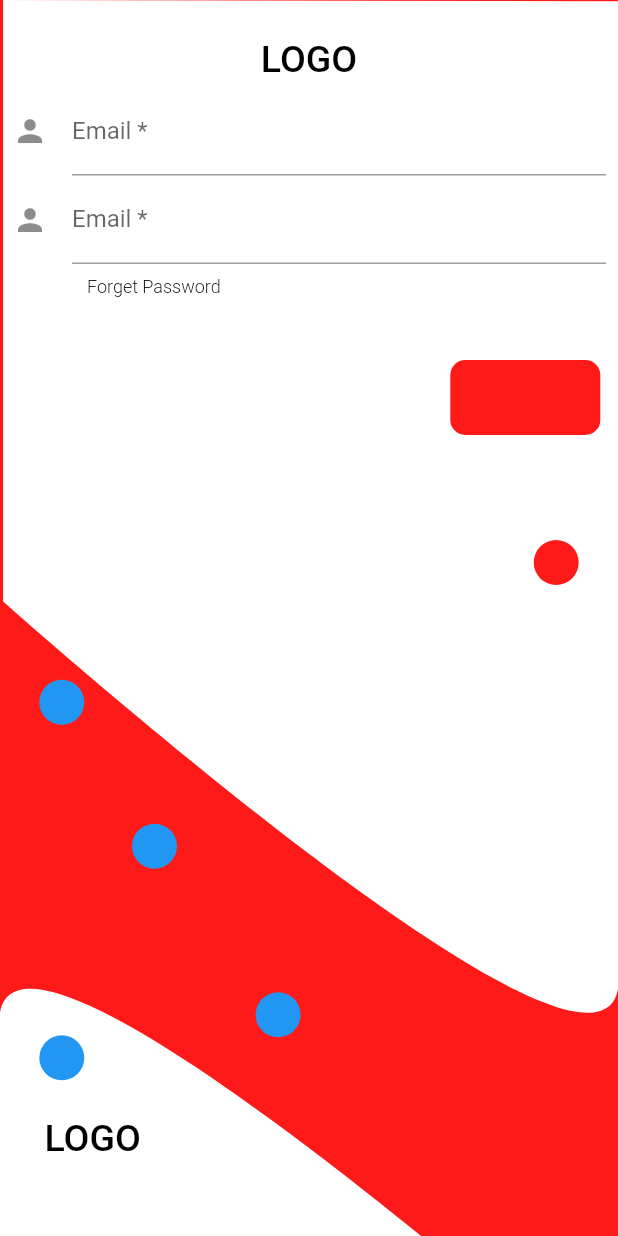
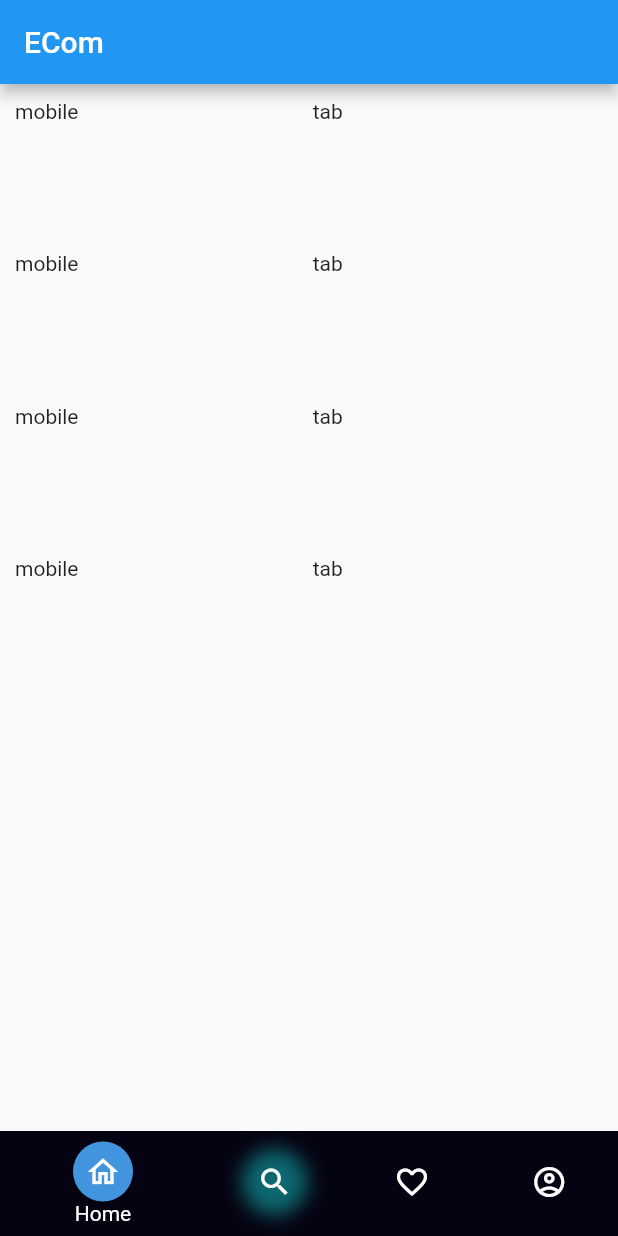
Before and after one commit to DGSwadesh/EcommersApp, a Flutter app: the screen it shows after launch, on a phone screen of 412 x 824 dp. Run offline on Flutter 3.47's test engine with Material 2 defaults, Android fonts, the phone set to English and light mode, and no system bars; our stand-ins replace flutter_screenutil, fluttertoast, get, google_fonts, shared_preferences.

```diff
--- a/lib/View/DashBoard/Dashboard.dart
+++ b/lib/View/DashBoard/Dashboard.dart
@@ -1,30 +1,127 @@
-import 'package:e_commerce_app/Controller/DemoController.dart';
+import 'package:e_commerce_app/View/DashBoard/homePage/homePage.dart';
+import 'package:e_commerce_app/View/DashBoard/profile/profile.dart';
+import 'package:e_commerce_app/util/constant.dart';
 import 'package:flutter/material.dart';
 import 'package:get/get.dart';
 
-class Dashbord extends StatefulWidget {
+class DashBoard extends StatefulWidget {
   @override
-  _DashbordState createState() => _DashbordState();
+  _DashBoardState createState() => _DashBoardState();
 }
 
-class _DashbordState extends State<Dashbord> {
-  var demoController = Get.put(DemoController());
+class _DashBoardState extends State<DashBoard> {
+  List<Widget> screenList = <Widget>[
+    Home(),
+    Profile(),
+    Home(),
+    Profile(),
+  ];
+
+  int _selectedIndex = 0;
+  void _onItemTapped(int index) {
+    setState(() {
+      _selectedIndex = index;
+    });
+  }
+
+  bool isSelectedIcon = true;
+
   @override
   Widget build(BuildContext context) {
-    return Obx(() {
-      print('dashbord.dart');
-      return Scaffold(
-        body: Container(
-          color: Colors.amber,
-          // child: Center(child: Text('DG TechyBusiness Welcome Screen')),
-          child: InkWell(
-              onTap: () {
-                demoController.initializeApplicationState();
-                // Get.to(Dashbord());
-              },
-              child: Center(child: Text(demoController.text.value))),
-        ),
-      );
-    });
+    return Scaffold(
+      backgroundColor: Colors.white,
+      bottomNavigationBar: BottomNavigationBar(
+        items: [
+          BottomNavigationBarItem(
+            backgroundColor: Color.fromRGBO(5, 3, 17, 1),
+            icon: _selectedIndex == 0
+                ? Container(
+                    padding: EdgeInsets.fromLTRB(8, 8, 8, 8),
+                    decoration: BoxDecoration(
+                      shape: BoxShape.circle,
+                      color: Color.fromRGBO(67, 148, 223, 1),
+                    ),
+                    child: Icon(Icons.home_outlined),
+                  )
+                : Icon(Icons.home_outlined),
+            title: Text(
+              'Home',
+              style: TextStyle(color: white, fontSize: 15),
+            ),
+          ),
+          BottomNavigationBarItem(
+            backgroundColor: Color.fromRGBO(5, 3, 17, 1),
+            // icon: Icon(Icons.search),
+            icon: _selectedIndex == 1
+                ? Container(
+                    padding: EdgeInsets.fromLTRB(8, 8, 8, 8),
+                    decoration: BoxDecoration(
+                      shape: BoxShape.circle,
+                      color: Color.fromRGBO(67, 148, 223, 1),
+                    ),
+                    child: Icon(Icons.search),
+                  )
+                : Container(
+                    decoration: BoxDecoration(
+                        borderRadius: BorderRadius.circular(30),
+                        boxShadow: [
+                          BoxShadow(
+                              color: Colors.cyanAccent.withOpacity(0.4),
+                              blurRadius: 10,
+                              spreadRadius: 10)
+                        ]),
+                    child: Icon(Icons.search)),
+            // label: 'Search',
+            title: Text(
+              'Search',
+              style: TextStyle(color: white, fontSize: 15),
+            ),
+          ),
+          BottomNavigationBarItem(
+            backgroundColor: Color.fromRGBO(5, 3, 17, 1),
+            // icon: Icon(Icons.favorite_border_outlined),
+            icon: _selectedIndex == 2
+                ? Container(
+                    padding: EdgeInsets.fromLTRB(8, 8, 8, 8),
+                    decoration: BoxDecoration(
+                      shape: BoxShape.circle,
+                      color: Color.fromRGBO(67, 148, 223, 1),
+                    ),
+                    child: Icon(Icons.favorite_border_outlined),
+                  )
+                : Icon(Icons.favorite_border_outlined),
+            title: Text(
+              'My Playlist',
+              style: TextStyle(color: white, fontSize: 15),
+            ),
+          ),
+          BottomNavigationBarItem(
+            backgroundColor: Color.fromRGBO(5, 3, 17, 1),
+            icon: _selectedIndex == 3
+                ? Container(
+                    padding: EdgeInsets.fromLTRB(8, 8, 8, 8),
+                    decoration: BoxDecoration(
+                      shape: BoxShape.circle,
+                      color: Color.fromRGBO(67, 148, 223, 1),
+                    ),
+                    child: Icon(Icons.account_circle_outlined),
+                  )
+                : Icon(Icons.account_circle_outlined),
+            // label: 'My Playlist',
+            title: Text(
+              'Connect',
+              style: TextStyle(color: white, fontSize: 15),
+            ),
+          ),
+        ],
+        backgroundColor: Color.fromRGBO(5, 3, 17, 1),
+        elevation: 0,
+        currentIndex: _selectedIndex,
+        unselectedItemColor: white,
+        selectedItemColor: white,
+        onTap: _onItemTapped,
+      ),
+      body: screenList.elementAt(_selectedIndex),
+    );
   }
 }
--- /dev/null
+++ b/lib/View/DashBoard/homePage/homePage.dart
@@ -0,0 +1,49 @@
+import 'package:e_commerce_app/util/constant.dart';
+import 'package:flutter/material.dart';
+import 'package:flutter_screenutil/flutter_screenutil.dart';
+
+class Home extends StatefulWidget {
+  const Home({Key? key}) : super(key: key);
+
+  @override
+  _HomeState createState() => _HomeState();
+}
+
+class _HomeState extends State<Home> {
+  var items = [
+    'mobile',
+    'tab',
+    'mobile',
+    'tab',
+    'mobile',
+    'tab',
+    'mobile',
+    'tab',
+  ];
+  @override
+  Widget build(BuildContext context) {
+    return Scaffold(
+        appBar: AppBar(
+          title: Text('ECom'),
+        ),
+        body: SingleChildScrollView(
+            child: Column(
+          children: [
+            Container(
+              height: 0.5.sh,
+              child: GridView.count(
+                  crossAxisCount: 2,
+                  childAspectRatio: (2 / 1),
+                  crossAxisSpacing: 5,
+                  mainAxisSpacing: 5,
+                  padding: EdgeInsets.all(10.0),
+                  children: List.generate(
+                      items.length,
+                      (index) => Container(
+                            child: Text(items[index]),
+                          ))),
+            ),
+          ],
+        )));
+  }
+}
--- a/lib/main.dart
+++ b/lib/main.dart
@@ -1,8 +1,5 @@
 import 'dart:async';
-// import 'package:data_connection_checker/data_connection_checker.dart';
-import 'package:e_commerce_app/View/SigninSignUp/SplashScreen.dart';
 import 'package:e_commerce_app/View/SigninSignUp/loginPage.dart';
-import 'package:e_commerce_app/View/SigninSignUp/welcomeScreen.dart';
 import 'package:e_commerce_app/util/sharePreference_instance.dart';
 import 'package:flutter/material.dart';
 import 'package:flutter_screenutil/screenutil_init.dart';
@@ -46,20 +43,7 @@ class _MyAppState extends State<MyApp> {
   // var returnWidget1 = WelcomeScreen();
 
   var scafoldKey = GlobalKey<FormState>();
-  var InternetStatus = "Unknown";
-  var contentmessage = "Unknown";
   final applicationStarterController = Get.put(ApplicationStarterController());
-  @override
-  void initState() {
-    // checkConnection(context);
-    super.initState();
-  }
-
-  @override
-  void dispose() {
-    // listener.cancel();
-    super.dispose();
-  }
 
   @override
   Widget build(BuildContext context) {
@@ -72,7 +56,8 @@ class _MyAppState extends State<MyApp> {
       builder: () => Obx(() {
         print('main.dart');
         var applicationState = applicationStarterController.state.value;
-        return LoginPage();
+        // return LoginPage();
+        return DashBoard();
         // if (applicationState == ApplicationState.LoggedIn) {
         //   return Dashbord();
         // } else if (applicationState == ApplicationState.LoggedOut) {
@@ -84,24 +69,4 @@ class _MyAppState extends State<MyApp> {
     );
   }
 
-//   checkConnection(BuildContext context) async {
-//     listener = DataConnectionChecker().onStatusChange.listen((status) {
-//       switch (status) {
-//        case DataConnectionStatus.connected:
-//          InternetStatus = "Connected to the Internet";
-//          contentmessage = "Connected to the Internet";
-//          _showDialog(InternetStatus, contentmessage, context);
-//          showToast(InternetStatus, red);
-//          break;
-//         case DataConnectionStatus.disconnected:
-//           InternetStatus = "You are disconnected to the Internet. ";
-//            contentmessage = "Please check your internet connection";
-//            _showDialog(InternetStatus, contentmessage, context);
-
-//            showToast(InternetStatus, red);
-//           break;
-//       }
-//     });
-//     return await DataConnectionChecker().connectionStatus;
-//   }
 }
--- a/pubspec.yaml
+++ b/pubspec.yaml
@@ -36,6 +36,9 @@ dependencies:
   cached_network_image: ^3.0.0
   google_fonts: ^2.1.0
   shared_preferences: ^2.0.6
+  # pp_local_notifications: ^0.0.1
+  # local_notifications: ^0.0.7
+  flutter_local_notifications: 5.0.0+4
 
 dev_dependencies:
   flutter_test:
```
Also changed, not shown: lib/View/DashBoard/profile/profile.dart (added, +17 -0 lines), lib/View/SigninSignUp/SplashScreen.dart (deleted, +0 -20 lines), lib/View/SigninSignUp/welcomeScreen.dart (deleted, +0 -36 lines), lib/util/constant.dart (+21 -1 lines), pubspec.lock, 2 other files.
